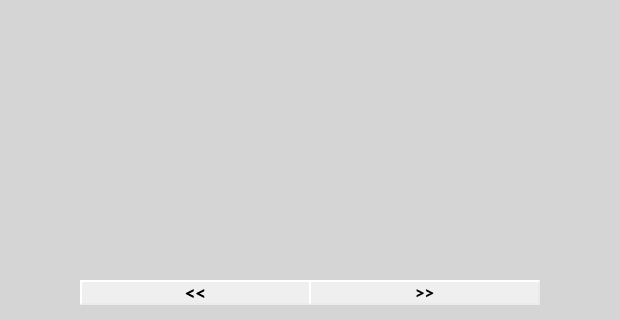
This is chimera/ui/mainwindow.ui in shiragaP/uAuction as Qt 5 draws it before an edit; both pictures show x 360 to 980 and y 310 to 630 of the 1120 by 630 pixel window. The edited form follows.
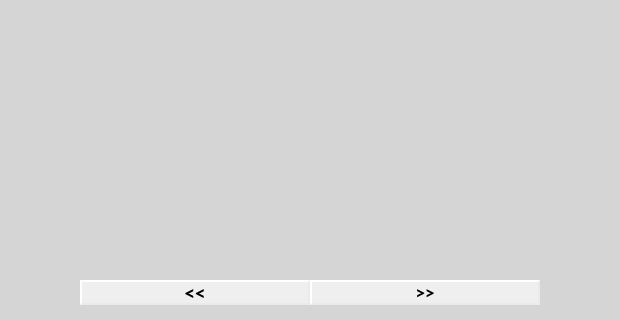
This is the edited form.

```diff
--- a/chimera/ui/mainwindow.ui
+++ b/chimera/ui/mainwindow.ui
@@ -673,7 +673,7 @@
     <rect>
      <x>440</x>
      <y>590</y>
-     <width>231</width>
+     <width>230</width>
      <height>25</height>
     </rect>
    </property>
@@ -692,9 +692,9 @@
   <widget class="QPushButton" name="pushButton_next">
    <property name="geometry">
     <rect>
-     <x>669</x>
+     <x>670</x>
      <y>590</y>
-     <width>231</width>
+     <width>230</width>
      <height>25</height>
     </rect>
    </property>
```
